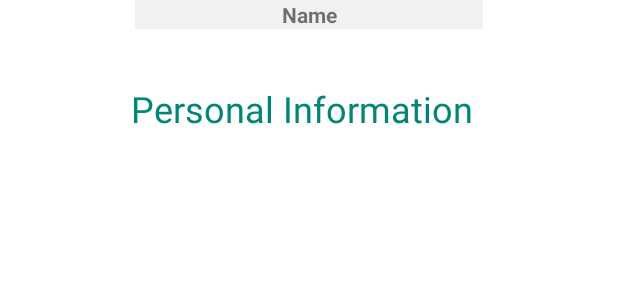
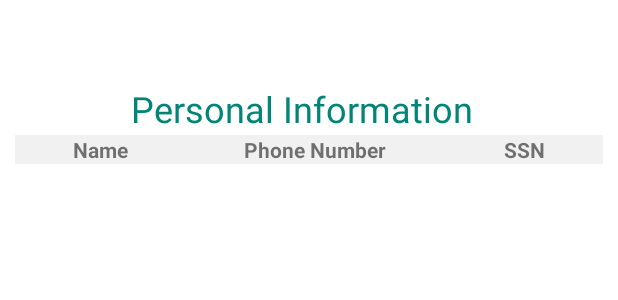
Before and after one commit to Ghaihab/mobile_erp, an Android app: the layout personal_information.xml on its own in the app's theme, with its tools: preview values and no code run, on a phone screen of 412 x 824 dp. Shown: the top 300 px of the screen. Run offline under Robolectric (Android 15) with nearby library versions, the phone set to English and light mode, and no system bars.

Commit message:
personal information.

```diff
--- a/app/src/main/java/com/example/os/MyDBHandler.java
+++ b/app/src/main/java/com/example/os/MyDBHandler.java
@@ -114,8 +114,11 @@ public class MyDBHandler extends SQLiteOpenHelper {
         Integer id = jsonObject.get("user").getAsJsonObject().get("id").getAsInt();
         String name = jsonObject.get("user").getAsJsonObject().get("name").getAsString();
         String email = jsonObject.get("user").getAsJsonObject().get("email").getAsString();
+        String phone_number = jsonObject.get("user").getAsJsonObject().get("phone_number").getAsString();
+        String ssn = jsonObject.get("user").getAsJsonObject().get("ssn").getAsString();
         String type = jsonObject.get("user").getAsJsonObject().get("type").getAsString();
-        return new User(id, name, email, type);
+
+        return new User(id, name, email, phone_number, ssn, type);
     }
 
 }
--- a/app/src/main/res/layout/personal_information.xml
+++ b/app/src/main/res/layout/personal_information.xml
@@ -30,11 +30,14 @@
 
 
     <TableLayout
-        android:id="@+id/accepted_vacations"
+        android:id="@+id/personal_information_table"
         android:layout_width="match_parent"
         android:layout_height="wrap_content"
-        android:layout_marginHorizontal="90dp"
+        android:layout_marginHorizontal="10dp"
         android:layout_marginVertical="90dp"
+        app:layout_constraintStart_toStartOf="parent"
+        app:layout_constraintTop_toTopOf="parent"
+
         android:background="#f1f1f1">
 
         <TableRow>
@@ -45,8 +48,24 @@
                 android:gravity="center"
                 android:text="Name"
                 android:textStyle="bold" />
+            <TextView
+                android:layout_width="wrap_content"
+                android:layout_height="wrap_content"
+                android:layout_weight="1"
+                android:gravity="center"
+                android:text="Phone Number"
+                android:textStyle="bold" />
+
+            <TextView
+                android:layout_width="wrap_content"
+                android:layout_height="wrap_content"
+                android:layout_weight="1"
+                android:gravity="center"
+                android:text="SSN"
+                android:textStyle="bold" />
 
         </TableRow>
 
+
     </TableLayout>
 </android.support.constraint.ConstraintLayout>
```
Also changed, not shown: app/src/main/java/com/example/os/DTOs/User.java (+13 -1 lines), app/src/main/java/com/example/os/PersonalnfoActivity.java (+24 -12 lines).
